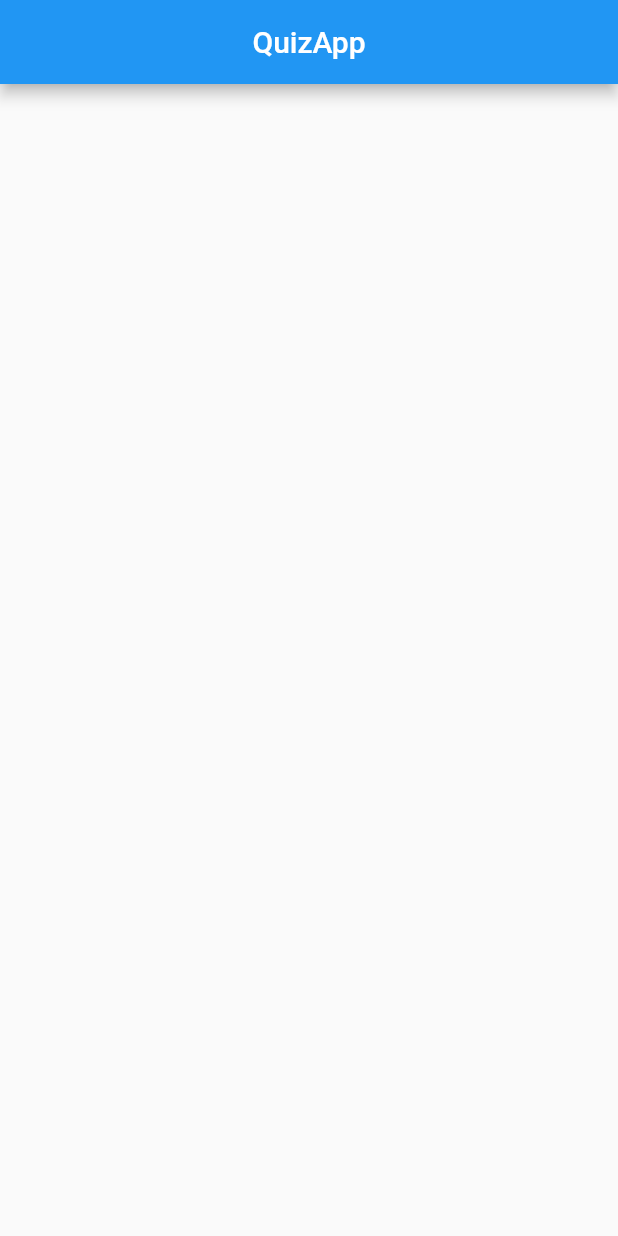
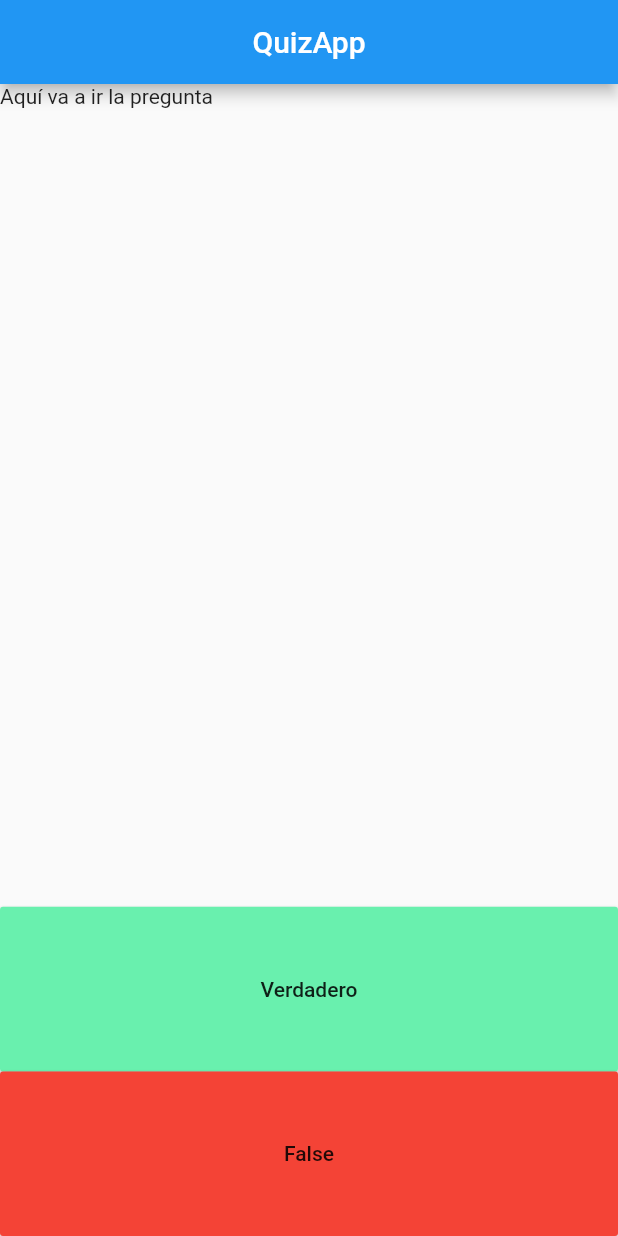
Before and after one commit to eeBarrionuevo/flutter_codigo5_quiz, a Flutter app: the screen it shows after launch, on a phone screen of 412 x 824 dp. Run offline on Flutter 3.47's test engine with Material 2 defaults, Android fonts, the phone set to English and light mode, and no system bars.

Commit message:
Expanded Text and Buttons

```diff
--- a/lib/main.dart
+++ b/lib/main.dart
@@ -6,6 +6,7 @@ void main() {
 
 class MyApp extends StatelessWidget {
   const MyApp({Key? key}) : super(key: key);
+
   @override
   Widget build(BuildContext context) {
     return MaterialApp(
@@ -17,6 +18,7 @@ class MyApp extends StatelessWidget {
 
 class QuizPage extends StatelessWidget {
   const QuizPage({Key? key}) : super(key: key);
+
   @override
   Widget build(BuildContext context) {
     return Scaffold(
@@ -25,8 +27,28 @@ class QuizPage extends StatelessWidget {
         centerTitle: true,
       ),
       body: Column(
+        crossAxisAlignment: CrossAxisAlignment.stretch,
         children: [
-
+          Expanded(
+            flex: 5,
+            child: Text(
+              "Aquí va a ir la pregunta",
+            ),
+          ),
+          Expanded(
+            child: MaterialButton(
+              color: Colors.greenAccent,
+              child: Text("Verdadero"),
+              onPressed: () {},
+            ),
+          ),
+          Expanded(
+            child: MaterialButton(
+              color: Colors.red,
+              child: Text("False"),
+              onPressed: () {},
+            ),
+          ),
         ],
       ),
     );
```
